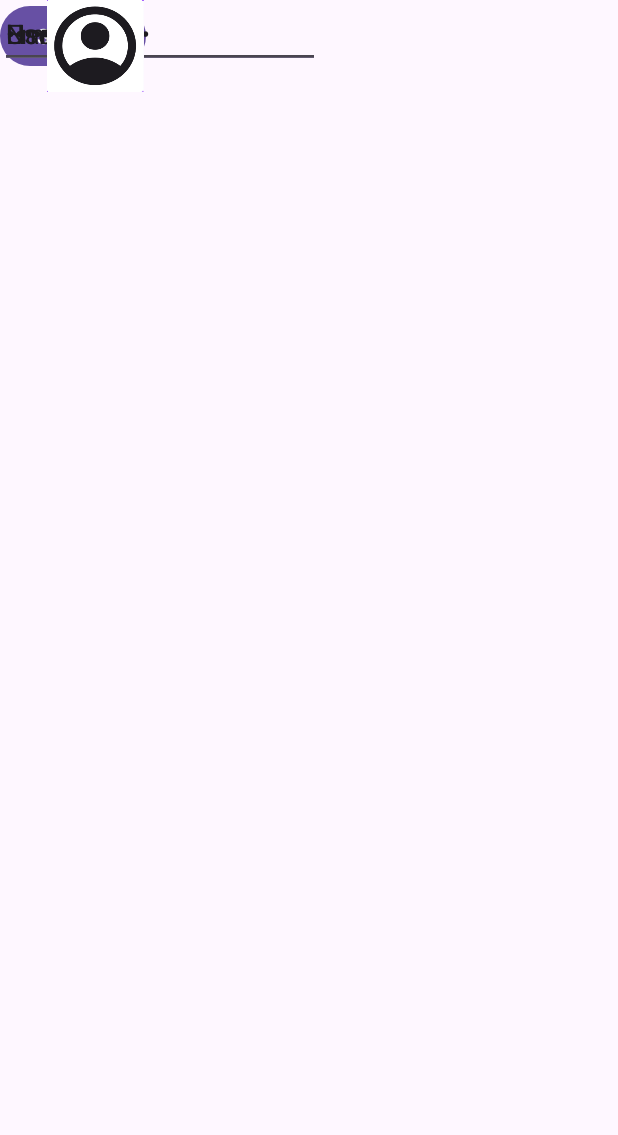
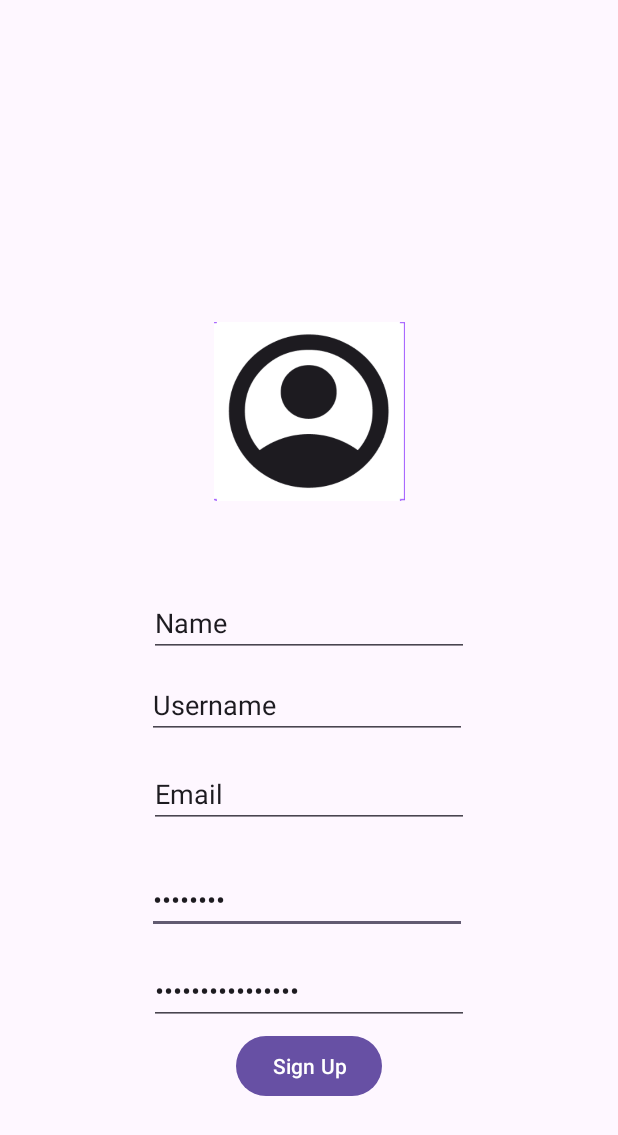
Before and after one commit to cs407-project/square_up, an Android app: the screen it shows after launch (MainActivity), on a phone screen of 412 x 824 dp. Shown: the top 1135 px of the screen. Run offline under Robolectric (Android 15) with nearby library versions, the phone set to English and light mode, and no system bars.

Commit message:
started on the sign up page, Edited the xml file so it has the input text field even if signing up currently does nothing. Haven't added our logo yet either

```diff
--- a/app/src/main/res/layout/activity_main.xml
+++ b/app/src/main/res/layout/activity_main.xml
@@ -11,65 +11,87 @@
         android:id="@+id/button"
         android:layout_width="wrap_content"
         android:layout_height="wrap_content"
+        android:layout_marginBottom="89dp"
         android:text="@string/sign_up"
-        tools:layout_editor_absoluteX="167dp"
-        tools:layout_editor_absoluteY="594dp" />
+        app:layout_constraintBottom_toBottomOf="parent"
+        app:layout_constraintEnd_toEndOf="@+id/editTextTextPassword2"
+        app:layout_constraintStart_toStartOf="@+id/editTextTextPassword2"
+        app:layout_constraintTop_toBottomOf="@+id/editTextTextPassword2" />
 
     <EditText
         android:id="@+id/editTextTextPassword"
         android:layout_width="wrap_content"
         android:layout_height="wrap_content"
+        android:layout_marginEnd="1dp"
+        android:layout_marginBottom="15dp"
         android:ems="10"
         android:inputType="textPassword"
         android:text="@string/password"
-        tools:layout_editor_absoluteX="100dp"
-        tools:layout_editor_absoluteY="486dp" />
+        app:layout_constraintBottom_toTopOf="@+id/editTextTextPassword2"
+        app:layout_constraintEnd_toEndOf="@+id/editTextTextEmailAddress"
+        app:layout_constraintTop_toBottomOf="@+id/editTextTextEmailAddress" />
 
     <EditText
         android:id="@+id/editTextTextPassword2"
         android:layout_width="wrap_content"
         android:layout_height="wrap_content"
+        android:layout_marginStart="1dp"
+        android:layout_marginBottom="3dp"
         android:ems="10"
         android:inputType="textPassword"
         android:text="@string/confirm_password"
-        tools:layout_editor_absoluteX="101dp"
-        tools:layout_editor_absoluteY="546dp" />
+        app:layout_constraintBottom_toTopOf="@+id/button"
+        app:layout_constraintStart_toStartOf="@+id/editTextTextPassword"
+        app:layout_constraintTop_toBottomOf="@+id/editTextTextPassword" />
 
     <EditText
         android:id="@+id/editTextTextEmailAddress"
         android:layout_width="wrap_content"
         android:layout_height="wrap_content"
+        android:layout_marginStart="1dp"
+        android:layout_marginBottom="25dp"
         android:ems="10"
         android:inputType="textEmailAddress"
         android:text="@string/email"
-        tools:layout_editor_absoluteX="101dp"
-        tools:layout_editor_absoluteY="416dp" />
+        app:layout_constraintBottom_toTopOf="@+id/editTextTextPassword"
+        app:layout_constraintStart_toStartOf="@+id/editTextText2"
+        app:layout_constraintTop_toBottomOf="@+id/editTextText2" />
 
     <EditText
         android:id="@+id/editTextText"
         android:layout_width="wrap_content"
         android:layout_height="wrap_content"
+        android:layout_marginBottom="9dp"
         android:ems="10"
         android:inputType="text"
         android:text="@string/name"
-        tools:layout_editor_absoluteX="101dp"
-        tools:layout_editor_absoluteY="303dp" />
+        app:layout_constraintBottom_toTopOf="@+id/editTextText2"
+        app:layout_constraintEnd_toEndOf="parent"
+        app:layout_constraintStart_toStartOf="parent"
+        app:layout_constraintTop_toBottomOf="@+id/imageView" />
 
     <EditText
         android:id="@+id/editTextText2"
         android:layout_width="wrap_content"
         android:layout_height="wrap_content"
+        android:layout_marginEnd="1dp"
+        android:layout_marginBottom="14dp"
         android:ems="10"
         android:inputType="text"
         android:text="@string/username"
-        tools:layout_editor_absoluteX="100dp"
-        tools:layout_editor_absoluteY="357dp" />
+        app:layout_constraintBottom_toTopOf="@+id/editTextTextEmailAddress"
+        app:layout_constraintEnd_toEndOf="@+id/editTextText"
+        app:layout_constraintTop_toBottomOf="@+id/editTextText" />
 
     <ImageView
         android:id="@+id/imageView"
         android:layout_width="127dp"
-        android:layout_height="61dp"
-        app:srcCompat="@drawable/screenshot_2024_10_18_130738"
-        tools:layout_editor_absoluteX="142dp"
-        tools:layout_editor_absoluteY="199dp" />
+        android:layout_height="0dp"
+        android:layout_marginTop="199dp"
+        android:layout_marginBottom="43dp"
+        app:layout_constraintBottom_toTopOf="@+id/editTextText"
+        app:layout_constraintEnd_toEndOf="parent"
+        app:layout_constraintStart_toStartOf="parent"
+        app:layout_constraintTop_toTopOf="parent"
+        app:srcCompat="@drawable/screenshot_2024_10_18_130738" />
 </androidx.constraintlayout.widget.ConstraintLayout>
```
